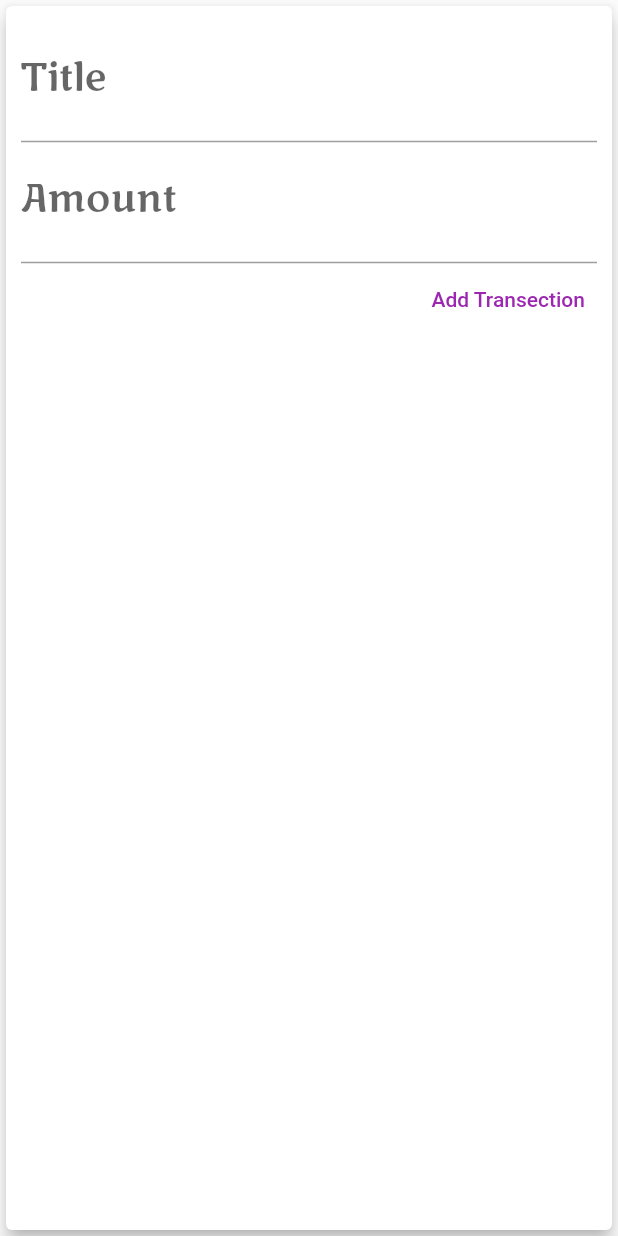
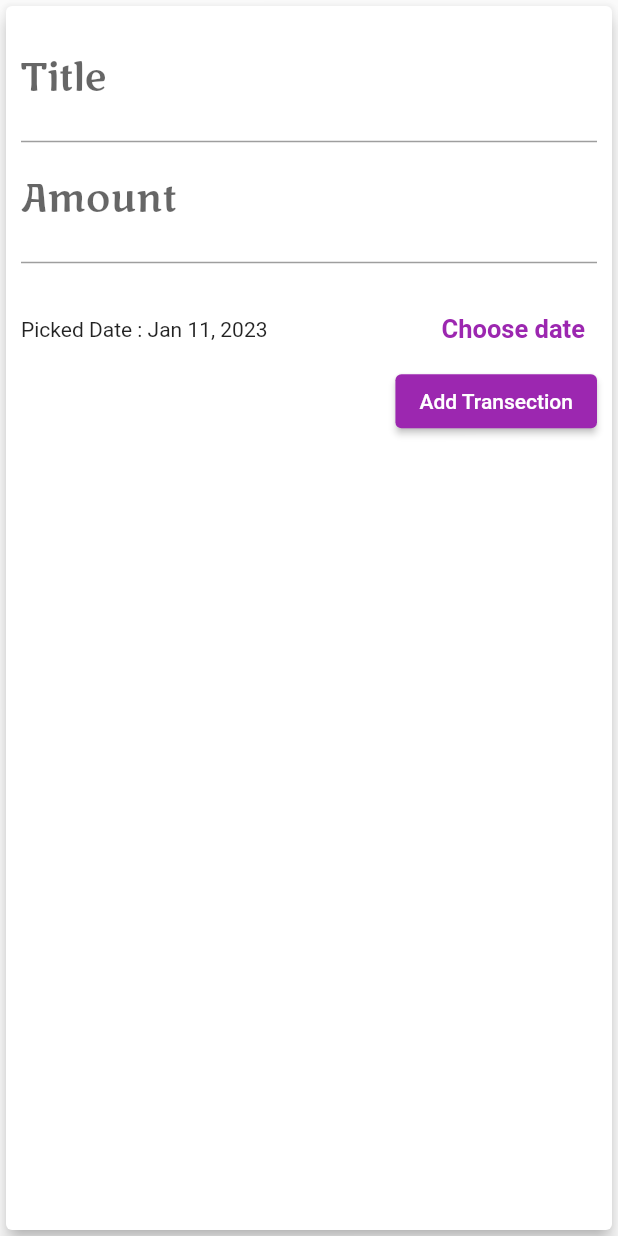
Before and after one commit to shubhampingale24/personal_expances, a Flutter app: the NewTransection widget shown alone on an empty page, opened directly with empty values, after a tap on "Add Transection", on a phone screen of 412 x 824 dp. Run offline on Flutter 3.47's test engine with Material 2 defaults, Android fonts, the phone set to English and light mode, and no system bars; missing offline and left inert: dart:ffi.

Commit message:
commit changes

```diff
--- a/personal_expances_application/lib/models/transection.dart
+++ b/personal_expances_application/lib/models/transection.dart
@@ -11,6 +11,6 @@ class Transection {
     @required this.id = "1",
     @required this.title = "hello",
     @required this.amount = 0,
-    DateTime? date,
+    @required DateTime? date,
   }) : this.date = DateTime.now();
 }
--- a/personal_expances_application/lib/widgets/chart_bar.dart
+++ b/personal_expances_application/lib/widgets/chart_bar.dart
@@ -13,7 +13,10 @@ class ChartBar extends StatelessWidget {
   Widget build(BuildContext context) {
     return Column(
       children: [
-        FittedBox(child: Text("\$${speandingAmount.toStringAsFixed(0)}")),
+        Container(
+            height: 20,
+            child: FittedBox(
+                child: Text("\$${speandingAmount.toStringAsFixed(0)}"))),
         SizedBox(height: 4),
         Container(
           height: 60,
--- a/personal_expances_application/lib/widgets/new_transection.dart
+++ b/personal_expances_application/lib/widgets/new_transection.dart
@@ -1,6 +1,7 @@
 import 'package:flutter/src/widgets/container.dart';
 import 'package:flutter/src/widgets/framework.dart';
 import 'package:flutter/material.dart';
+import 'package:intl/intl.dart';
 
 class NewTransection extends StatefulWidget {
   // const NewTransection({super.key});
@@ -13,22 +14,40 @@ class NewTransection extends StatefulWidget {
 }
 
 class _NewTransectionState extends State<NewTransection> {
-  final titleController = TextEditingController();
+  final _titleController = TextEditingController();
+  final _amountController = TextEditingController();
+  DateTime _selectDate = DateTime.now();
 
-  final amountController = TextEditingController();
-
-  void submitData() {
-    final enteredTitle = titleController.text;
-    final enteredAmount = double.parse(amountController.text);
-
+  void _submitData() {
+    if (_amountController.text.isEmpty) {
+      return;
+    }
+    final enteredTitle = _titleController.text;
+    final enteredAmount = double.parse(_amountController.text);
+    final selectedDate = _selectDate;
     if (enteredTitle.isEmpty || enteredAmount <= 0) {
       return;
     }
-    widget.addTx(
-      enteredTitle,
-      enteredAmount,
-    );
+    print(selectedDate);
+    widget.addTx(enteredTitle, enteredAmount, selectedDate);
     Navigator.of(context).pop();
+  }
+
+  void _getDatePicker() {
+    showDatePicker(
+      context: context,
+      initialDate: DateTime.now(),
+      firstDate: DateTime(2019),
+      lastDate: DateTime.now(),
+    ).then((PickedDate) {
+      if (PickedDate == null) {
+        return;
+      }
+      // print("$PickedDate");
+      setState(() {
+        _selectDate = PickedDate;
+      });
+    });
   }
 
   @override
@@ -44,19 +63,40 @@ class _NewTransectionState extends State<NewTransection> {
               decoration: InputDecoration(
                 labelText: 'Title',
               ),
-              controller: titleController,
+              controller: _titleController,
             ),
             TextField(
               decoration: InputDecoration(labelText: 'Amount'),
-              controller: amountController,
+              controller: _amountController,
               keyboardType: TextInputType.number,
-              onSubmitted: (_) => submitData,
+              onSubmitted: (_) => _submitData,
             ),
-            TextButton(
-              onPressed: submitData,
+            SizedBox(
+              height: 20,
+            ),
+            Row(
+              children: [
+                Expanded(
+                  child: Text(_selectDate == null
+                          ? "No Date Choosen!"
+                          : "Picked Date : ${DateFormat.yMMMd().format(_selectDate)}"
+                      // style: TextStyle(fontSize: 15, fontWeight: FontWeight.w700),
+                      ),
+                ),
+                TextButton(
+                  onPressed: _getDatePicker,
+                  child: Text(
+                    "Choose date",
+                    style: TextStyle(fontSize: 17, fontWeight: FontWeight.bold),
+                  ),
+                )
+              ],
+            ),
+            ElevatedButton(
+              onPressed: _submitData,
               child: Text(
                 "Add Transection",
-                style: TextStyle(color: Colors.purple),
+                style: TextStyle(color: Colors.white),
               ),
             ),
           ],
```
Also changed, not shown: personal_expances_application/lib/main.dart (+41 -34 lines), personal_expances_application/lib/widgets/transection_list.dart (+34 -52 lines).
